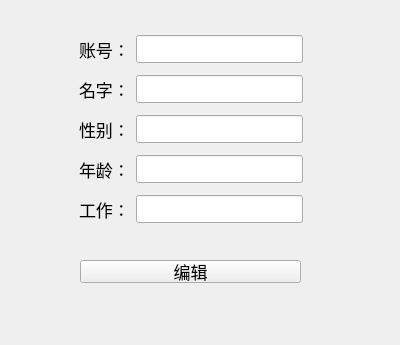
kangwenyun/batch_acquisition_system_qt_before, file registrationinfo.ui: the form before one commit.
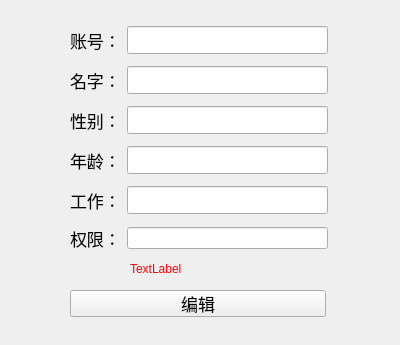
The form after the commit.

Commit message: registrationinfo dbhelper

Diff of the .ui file:
```diff
--- a/registrationinfo.ui
+++ b/registrationinfo.ui
@@ -22,10 +22,10 @@
   <widget class="QWidget" name="layoutWidget">
    <property name="geometry">
     <rect>
-     <x>79</x>
-     <y>29</y>
-     <width>224</width>
-     <height>201</height>
+     <x>70</x>
+     <y>20</y>
+     <width>258</width>
+     <height>241</height>
     </rect>
    </property>
    <layout class="QVBoxLayout" name="verticalLayout">
@@ -157,15 +157,34 @@
       </item>
      </layout>
     </item>
+    <item>
+     <layout class="QHBoxLayout" name="horizontalLayout_7">
+      <item>
+       <widget class="QLabel" name="level_label">
+        <property name="font">
+         <font>
+          <pointsize>13</pointsize>
+         </font>
+        </property>
+        <property name="text">
+         <string>权限：</string>
+        </property>
+       </widget>
+      </item>
+      <item>
+       <widget class="QLineEdit" name="level_edit"/>
+      </item>
+     </layout>
+    </item>
    </layout>
   </widget>
   <widget class="QPushButton" name="edit_ok_button">
    <property name="geometry">
     <rect>
-     <x>80</x>
-     <y>260</y>
-     <width>221</width>
-     <height>23</height>
+     <x>70</x>
+     <y>290</y>
+     <width>256</width>
+     <height>27</height>
     </rect>
    </property>
    <property name="font">
@@ -177,6 +196,27 @@
     <string>编辑</string>
    </property>
   </widget>
+  <widget class="QLabel" name="info_label">
+   <property name="geometry">
+    <rect>
+     <x>130</x>
+     <y>260</y>
+     <width>191</width>
+     <height>17</height>
+    </rect>
+   </property>
+   <property name="font">
+    <font>
+     <pointsize>9</pointsize>
+    </font>
+   </property>
+   <property name="styleSheet">
+    <string notr="true">color: rgb(255, 0, 0);</string>
+   </property>
+   <property name="text">
+    <string>TextLabel</string>
+   </property>
+  </widget>
  </widget>
  <resources/>
  <connections/>
```
The commit also changes 3 other files.
